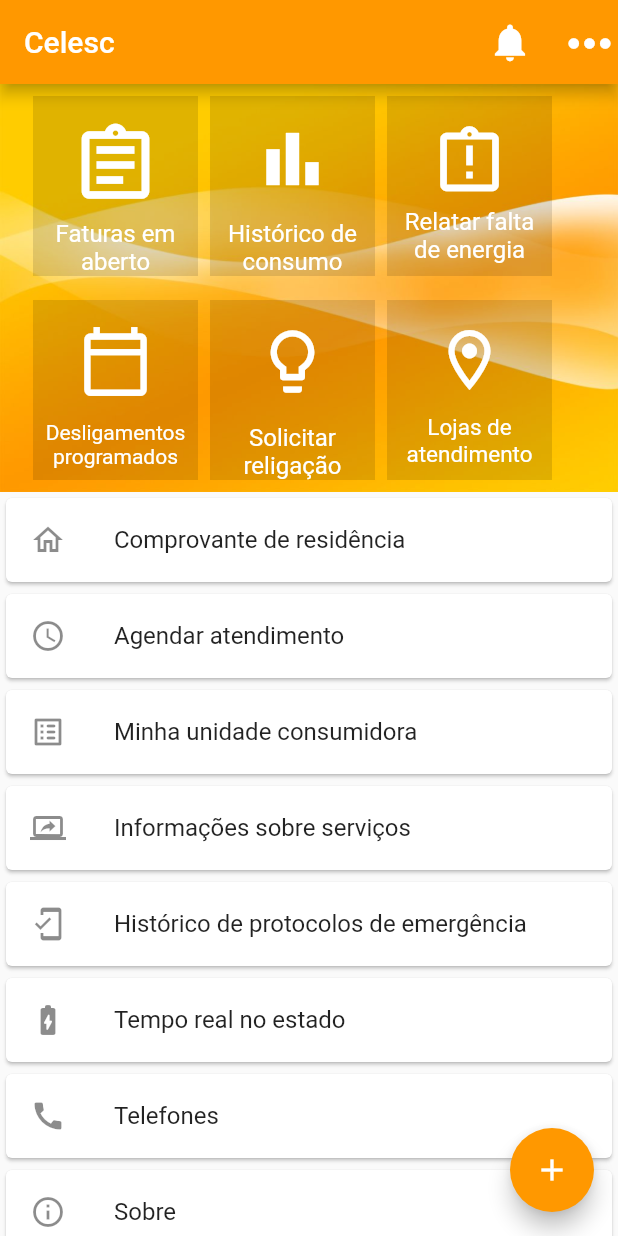
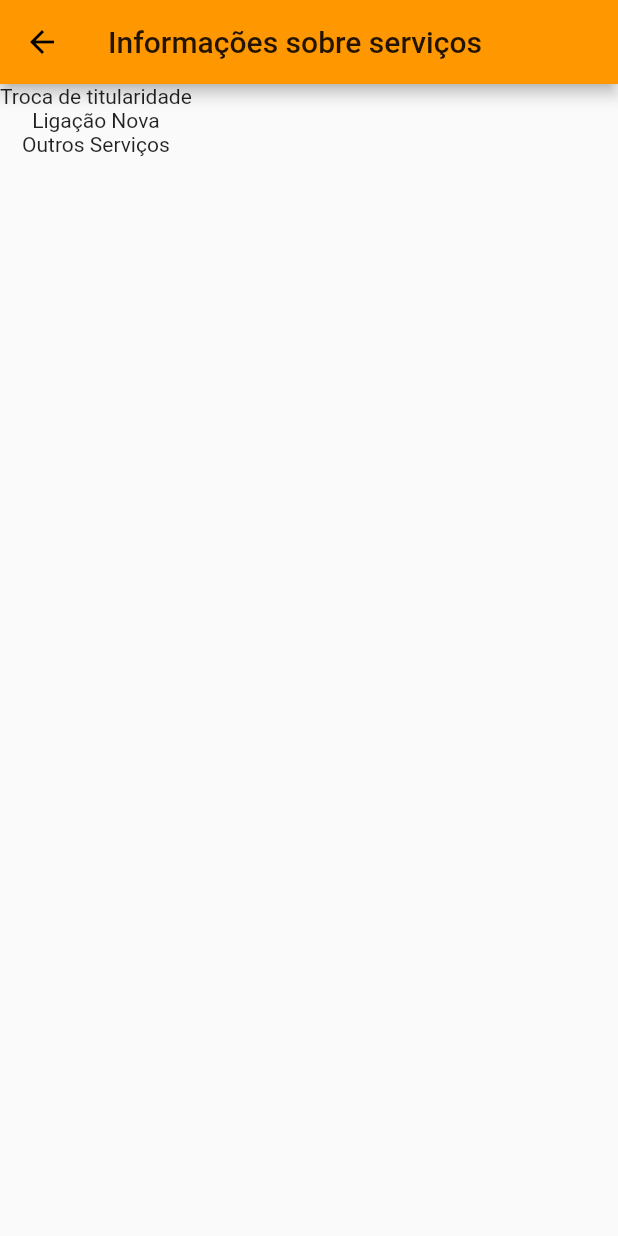
Before and after one commit to WillianLauber/appClone, a Flutter app: the screen it shows after launch, after a tap on "Informações sobre serviços", on a phone screen of 412 x 824 dp. Run offline on Flutter 3.47's test engine with Material 2 defaults, Android fonts, the phone set to English and light mode, and no system bars; our stand-ins replace pdf, sqflite; missing offline and left inert: flutter_full_pdf_viewer; accounts and stored records are empty.

Commit message:
Tela de informações sobre os serviços

```diff
--- a/lib/main.dart
+++ b/lib/main.dart
@@ -1,6 +1,7 @@
 import 'dart:io';
 import 'package:celesc_app/screens/cadastro.dart';
 import 'package:celesc_app/screens/faturas.dart';
+import 'package:celesc_app/screens/infoServicos.dart';
 import 'package:celesc_app/screens/lista.dart';
 import 'package:flutter/material.dart';
 import 'package:url_launcher/url_launcher.dart';
@@ -366,7 +367,9 @@
               leading: Icon(Icons.screen_share_outlined),
               title: Text("Informações sobre serviços"),
               onTap: () {
-                print('card pressed');
+                Navigator.push(context, MaterialPageRoute(builder: (context) {
+                  return infoServicos();
+                }));
               },
             )),
             Card(
--- /dev/null
+++ b/lib/screens/infoServicos.dart
@@ -0,0 +1,14 @@
+
+import 'package:flutter/material.dart';
+
+class infoServicos extends StatelessWidget {
+
+  @override
+  Widget build(BuildContext context) {
+    return Scaffold(
+      appBar: AppBar(title: Text('Informações sobre serviços')),
+      body: SingleChildScrollView(  child: Column(
+          children: <Widget>[ Text('Troca de titularidade'), Text('Ligação Nova'), Text('Outros Serviços')]),
+      ),);
+  }
+}
--- a/lib/screens/telefones.dart
+++ b/lib/screens/telefones.dart
@@ -8,8 +8,7 @@
     return Scaffold(
       appBar: AppBar(title: Text('Telefones')),
       body: SingleChildScrollView(  child: Column(
-          children: <Widget>[
-            Image.asset('assets/pic1.jpg'), Text('Desenvolvido por Celesc Distribuição S.A'), Text('DPTI/DVDS - versão 2.7.0')]),
+          children: <Widget>[ Text('(48) 996845948 - emergências'), Text('(49) 94994-3443 - informações sobre serviços')]),
       ),);
   }
 }
```
